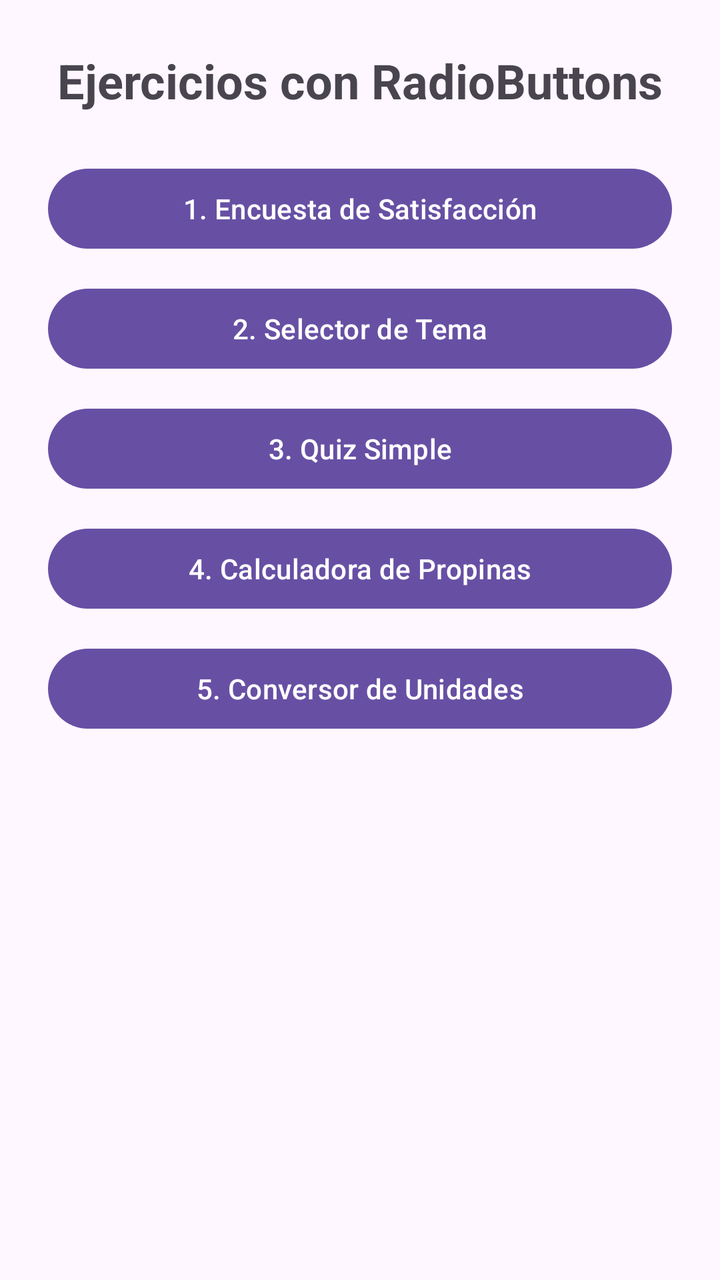
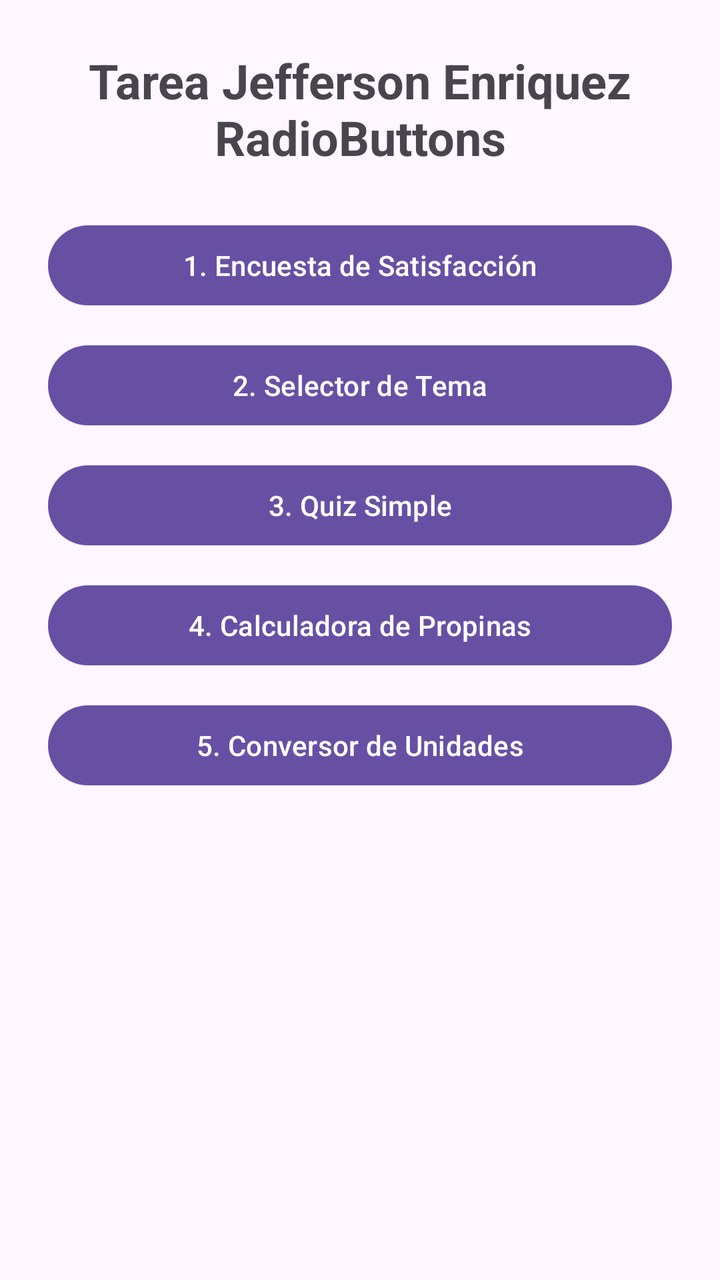

The first picture is an Android layout as it rendered before a commit; the second is the same layout after the commit. The layout source and the unified diff follow.
<!-- AndroidManifest.xml: application theme Theme.EjerciciosRadioButtons -->
<!-- res/layout/activity_main.xml -->
<?xml version="1.0" encoding="utf-8"?>
<ScrollView xmlns:android="http://schemas.android.com/apk/res/android"
    android:id="@+id/main"
    android:layout_width="match_parent"
    android:layout_height="match_parent">

    <LinearLayout
        android:layout_width="match_parent"
        android:layout_height="wrap_content"
        android:orientation="vertical"
        android:padding="24dp">

        <TextView
            android:id="@+id/tvTituloMenu"
            android:layout_width="match_parent"
            android:layout_height="wrap_content"
            android:text="Ejercicios con RadioButtons"
            android:textSize="24sp"
            android:textStyle="bold"
            android:gravity="center"
            android:paddingBottom="24dp" />

        <Button
            android:id="@+id/btnEncuesta"
            android:layout_width="match_parent"
            android:layout_height="wrap_content"
            android:text="1. Encuesta de Satisfacción" />

        <Button
            android:id="@+id/btnTema"
            android:layout_width="match_parent"
            android:layout_height="wrap_content"
            android:text="2. Selector de Tema"
            android:layout_marginTop="12dp" />

        <Button
            android:id="@+id/btnQuiz"
            android:layout_width="match_parent"
            android:layout_height="wrap_content"
            android:text="3. Quiz Simple"
            android:layout_marginTop="12dp" />

        <Button
            android:id="@+id/btnPropinas"
            android:layout_width="match_parent"
            android:layout_height="wrap_content"
            android:text="4. Calculadora de Propinas"
            android:layout_marginTop="12dp" />

        <Button
            android:id="@+id/btnConversor"
            android:layout_width="match_parent"
            android:layout_height="wrap_content"
            android:text="5. Conversor de Unidades"
            android:layout_marginTop="12dp" />

    </LinearLayout>

</ScrollView>
<!-- resources referenced by this layout -->
<resources>
  <style name="Theme.EjerciciosRadioButtons" parent="Base.Theme.EjerciciosRadioButtons" />
  <style name="Base.Theme.EjerciciosRadioButtons" parent="Theme.Material3.DayNight.NoActionBar">
          
          
      </style>
</resources>

<!-- the commit's change to res/layout/activity_main.xml (unified diff, before → after) -->
@@ -14,11 +14,11 @@
             android:id="@+id/tvTituloMenu"
             android:layout_width="match_parent"
             android:layout_height="wrap_content"
-            android:text="Ejercicios con RadioButtons"
+            android:gravity="center"
+            android:paddingBottom="24dp"
+            android:text="Tarea Jefferson Enriquez RadioButtons"
             android:textSize="24sp"
-            android:textStyle="bold"
-            android:gravity="center"
-            android:paddingBottom="24dp" />
+            android:textStyle="bold" />
 
         <Button
             android:id="@+id/btnEncuesta"
